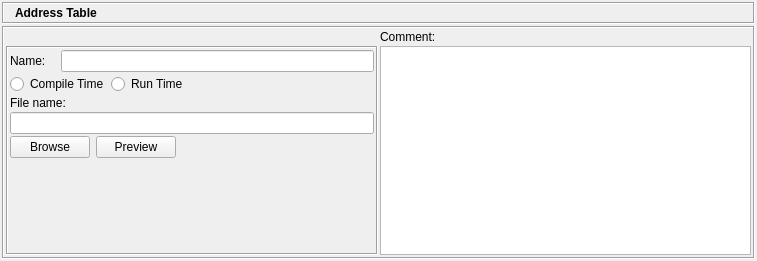
The window that src/gui/addresstabledialog_q.ui (fwbuilder/fwbuilder) describes before a commit, drawn with Qt 5.
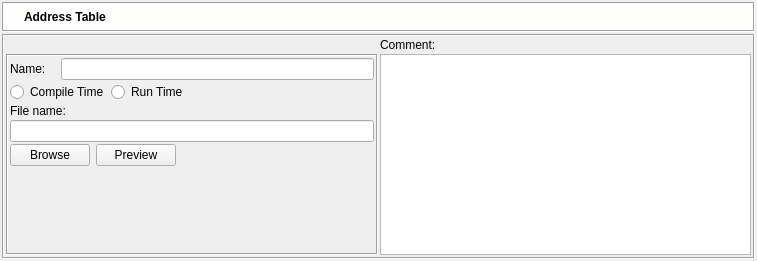
The same window after the commit. Icons and pictures are not drawn.

```diff
--- a/src/gui/addresstabledialog_q.ui
+++ b/src/gui/addresstabledialog_q.ui
@@ -65,9 +65,76 @@
        <property name="minimumSize" >
         <size>
          <width>16</width>
-         <height>20</height>
+         <height>30</height>
         </size>
        </property>
+       <property name="palette" >
+        <palette>
+         <active>
+          <colorrole role="Base" >
+           <brush brushstyle="SolidPattern" >
+            <color alpha="255" >
+             <red>255</red>
+             <green>255</green>
+             <blue>255</blue>
+            </color>
+           </brush>
+          </colorrole>
+          <colorrole role="Window" >
+           <brush brushstyle="SolidPattern" >
+            <color alpha="255" >
+             <red>255</red>
+             <green>254</green>
+             <blue>253</blue>
+            </color>
+           </brush>
+          </colorrole>
+         </active>
+         <inactive>
+          <colorrole role="Base" >
+           <brush brushstyle="SolidPattern" >
+            <color alpha="255" >
+             <red>255</red>
+             <green>255</green>
+             <blue>255</blue>
+            </color>
+           </brush>
+          </colorrole>
+          <colorrole role="Window" >
+           <brush brushstyle="SolidPattern" >
+            <color alpha="255" >
+             <red>255</red>
+             <green>254</green>
+             <blue>253</blue>
+            </color>
+           </brush>
+          </colorrole>
+         </inactive>
+         <disabled>
+          <colorrole role="Base" >
+           <brush brushstyle="SolidPattern" >
+            <color alpha="255" >
+             <red>255</red>
+             <green>254</green>
+             <blue>253</blue>
+            </color>
+           </brush>
+          </colorrole>
+          <colorrole role="Window" >
+           <brush brushstyle="SolidPattern" >
+            <color alpha="255" >
+             <red>255</red>
+             <green>254</green>
+             <blue>253</blue>
+            </color>
+           </brush>
+          </colorrole>
+         </disabled>
+        </palette>
+       </property>
+       <property name="autoFillBackground" >
+        <bool>true</bool>
+       </property>
        <property name="frameShape" >
         <enum>QFrame::Box</enum>
        </property>
@@ -93,7 +160,7 @@
         <property name="verticalSpacing" >
          <number>2</number>
         </property>
-        <item row="0" column="1" >
+        <item row="0" column="2" >
          <widget class="QLabel" name="editorTitle" >
           <property name="font" >
            <font>
@@ -128,6 +195,25 @@
           </property>
          </widget>
         </item>
+        <item row="0" column="1" >
+         <widget class="QLabel" name="label" >
+          <property name="sizePolicy" >
+           <sizepolicy vsizetype="Preferred" hsizetype="Maximum" >
+            <horstretch>0</horstretch>
+            <verstretch>0</verstretch>
+           </sizepolicy>
+          </property>
+          <property name="autoFillBackground" >
+           <bool>false</bool>
+          </property>
+          <property name="text" >
+           <string/>
+          </property>
+          <property name="pixmap" >
+           <pixmap resource="MainRes.qrc" >:/Icons/AddressTable/icon</pixmap>
+          </property>
+         </widget>
+        </item>
        </layout>
       </widget>
      </item>
```
Left out of the diff: 4 changed lines with no effect on the pictures.
